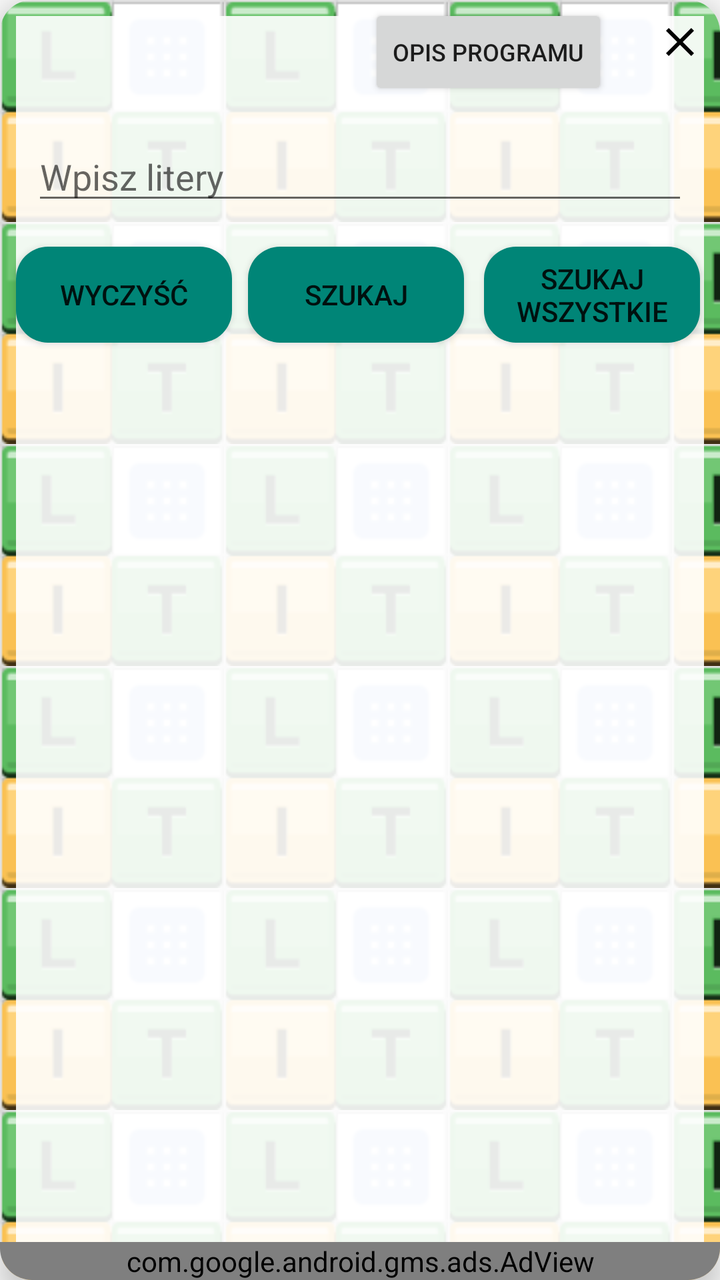
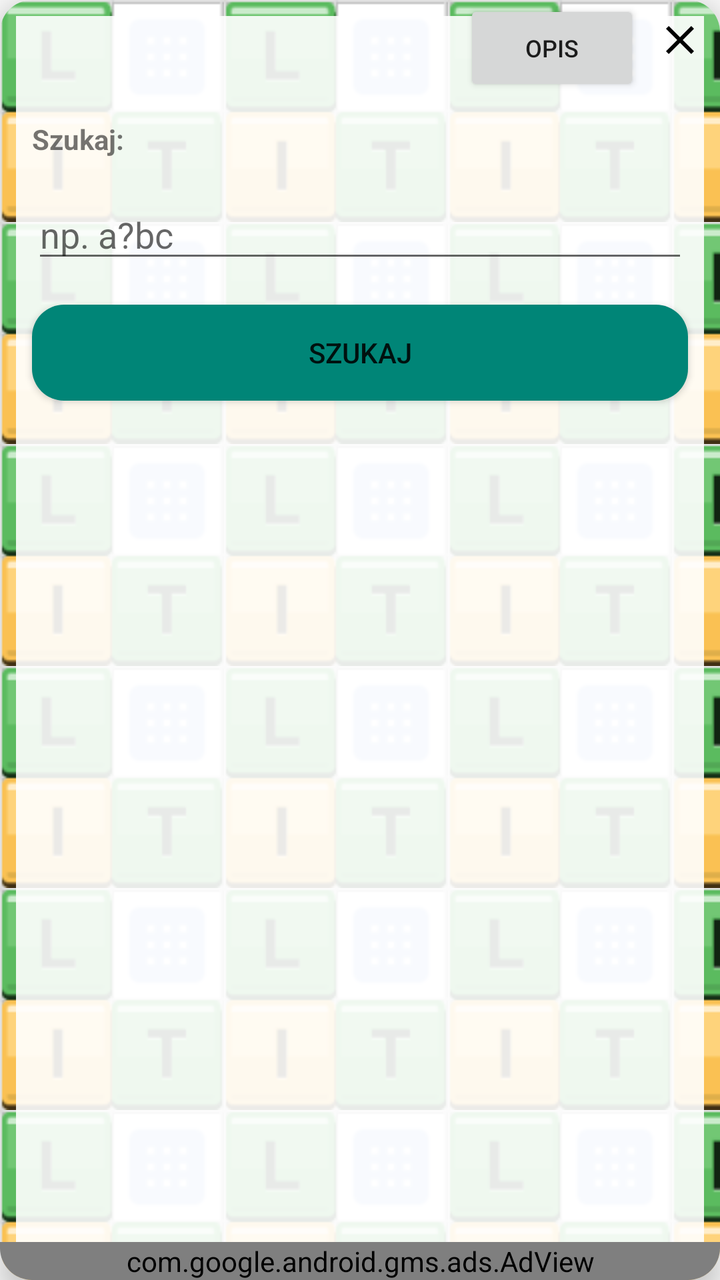

Screens rendered from an Android XML layout before and after an edit, with the pre-edit source and the edit as a unified diff.
<!-- AndroidManifest.xml: application theme Theme.AppCompat.DayNight.NoActionBar -->
<!-- res/layout/activity_main.xml -->
<?xml version="1.0" encoding="utf-8"?>
<androidx.cardview.widget.CardView xmlns:android="http://schemas.android.com/apk/res/android"
    xmlns:app="http://schemas.android.com/apk/res-auto"
    xmlns:ads="http://schemas.android.com/apk/res-auto"
    android:layout_width="match_parent"
    android:layout_height="match_parent"
    android:layout_margin="16dp"
    app:cardCornerRadius="16dp"
    app:cardElevation="8dp"
    app:cardBackgroundColor="#FFFFFF">

    <androidx.constraintlayout.widget.ConstraintLayout
        android:id="@+id/mainLayout"
        android:layout_width="match_parent"
        android:layout_height="match_parent"
        android:background="@drawable/background">

        <ImageButton
            android:id="@+id/closeButton"
            android:layout_width="wrap_content"
            android:layout_height="wrap_content"
            android:src="@drawable/ic_close"
            android:background="?attr/selectableItemBackgroundBorderless"
            android:contentDescription="@string/close_button"
            android:onClick="onCloseButtonClick"
            android:padding="8dp"
            android:layout_marginTop="@dimen/close_button_top_margin"
            app:layout_constraintEnd_toEndOf="parent"
            app:layout_constraintTop_toTopOf="parent" />

        <Button
            android:id="@+id/showDescriptionButton"
            android:layout_width="wrap_content"
            android:layout_height="wrap_content"
            android:layout_marginEnd="16dp"
            android:text="Opis Programu"
            android:textSize="12sp"
            app:layout_constraintEnd_toStartOf="@id/closeButton"
            app:layout_constraintTop_toTopOf="@id/closeButton"
            android:layout_marginTop="@dimen/close_button_top_margin" />

        <TextView
            android:id="@+id/programDescription"
            android:layout_width="0dp"
            android:layout_height="wrap_content"
            android:padding="16dp"
            android:text="@string/program_description_html"
            android:textColor="#FFFFFF"
            android:visibility="gone"
            app:layout_constraintEnd_toEndOf="parent"
            app:layout_constraintStart_toStartOf="parent"
            app:layout_constraintTop_toBottomOf="@id/showDescriptionButton"
            android:layout_marginTop="16dp" />

        <ProgressBar
            android:id="@+id/progressBar"
            style="?android:attr/progressBarStyleHorizontal"
            android:layout_width="0dp"
            android:layout_height="wrap_content"
            android:layout_marginStart="16dp"
            android:layout_marginTop="8dp"
            android:layout_marginEnd="16dp"
            android:visibility="gone"
            app:layout_constraintEnd_toEndOf="parent"
            app:layout_constraintStart_toStartOf="parent"
            app:layout_constraintTop_toBottomOf="@id/programDescription" />

        <EditText
            android:id="@+id/inputField"
            android:layout_width="0dp"
            android:layout_height="wrap_content"
            android:layout_marginStart="16dp"
            android:layout_marginTop="16dp"
            android:layout_marginEnd="16dp"
            android:hint="Wpisz litery"
            android:inputType="textNoSuggestions"
            app:layout_constraintEnd_toEndOf="parent"
            app:layout_constraintStart_toStartOf="parent"
            app:layout_constraintTop_toBottomOf="@id/progressBar" />

        <Button
            android:id="@+id/clearButton"
            android:layout_width="0dp"
            android:layout_height="wrap_content"
            android:layout_marginStart="8dp"
            android:layout_marginTop="16dp"
            android:background="@drawable/button_background"
            android:text="Wyczyść"
            app:layout_constraintStart_toStartOf="parent"
            app:layout_constraintTop_toBottomOf="@id/inputField"
            app:layout_constraintWidth_percent="0.3" />

        <Button
            android:id="@+id/searchFromAllButton"
            android:layout_width="0dp"
            android:layout_height="wrap_content"
            android:layout_marginStart="8dp"
            android:layout_marginTop="16dp"
            android:background="@drawable/button_background"
            android:text="Szukaj"
            app:layout_constraintStart_toEndOf="@id/clearButton"
            app:layout_constraintTop_toBottomOf="@id/inputField"
            app:layout_constraintWidth_percent="0.3" />

        <Button
            android:id="@+id/searchAllButton"
            android:layout_width="0dp"
            android:layout_height="wrap_content"
            android:layout_marginStart="8dp"
            android:layout_marginTop="16dp"
            android:layout_marginEnd="8dp"
            android:background="@drawable/button_background"
            android:text="Szukaj wszystkie"
            app:layout_constraintEnd_toEndOf="parent"
            app:layout_constraintStart_toEndOf="@id/searchFromAllButton"
            app:layout_constraintTop_toBottomOf="@id/inputField"
            app:layout_constraintWidth_percent="0.3" />

        <ListView
            android:id="@+id/wordList"
            android:layout_width="0dp"
            android:layout_height="0dp"
            android:layout_margin="16dp"
            app:layout_constraintBottom_toTopOf="@+id/infoLabel"
            app:layout_constraintEnd_toEndOf="parent"
            app:layout_constraintStart_toStartOf="parent"
            app:layout_constraintTop_toBottomOf="@id/searchAllButton" />

        <TextView
            android:id="@+id/infoLabel"
            android:layout_width="0dp"
            android:layout_height="wrap_content"
            android:layout_margin="16dp"
            android:text=""
            android:textAlignment="center"
            android:textColor="@android:color/holo_green_dark"
            app:layout_constraintBottom_toTopOf="@+id/adView"
            app:layout_constraintEnd_toEndOf="parent"
            app:layout_constraintStart_toStartOf="parent" />

        <com.google.android.gms.ads.AdView
            android:id="@+id/adView"
            android:layout_width="match_parent"
            android:layout_height="wrap_content"
            ads:adSize="BANNER"
            ads:adUnitId="ca-app-pub-3940256099942544/6300978111"
            app:layout_constraintBottom_toBottomOf="parent"
            app:layout_constraintEnd_toEndOf="parent"
            app:layout_constraintStart_toStartOf="parent" />

        <WebView
            android:id="@+id/webView"
            android:layout_width="match_parent"
            android:layout_height="match_parent"
            android:visibility="gone" />

        <Button
            android:id="@+id/closeWebViewButton"
            android:layout_width="wrap_content"
            android:layout_height="wrap_content"
            android:text="Zamknij"
            android:layout_marginTop="16dp"
            android:visibility="gone"
            app:layout_constraintTop_toTopOf="parent"
            app:layout_constraintEnd_toEndOf="parent"/>
    </androidx.constraintlayout.widget.ConstraintLayout>
</androidx.cardview.widget.CardView>
<!-- resources referenced by this layout -->
<resources>
  <dimen name="close_button_top_margin">1dp</dimen>
  <!-- drawable background (drawable) -->
  <layer-list xmlns:android="http://schemas.android.com/apk/res/android">
      <item>
          <bitmap
              android:src="@drawable/literaki_plansza"
              android:tileMode="repeat"
              android:gravity="top|left" />
      </item>
      <item android:bottom="8dp" android:left="8dp" android:right="8dp" android:top="8dp">
          <shape android:shape="rectangle">
              <solid android:color="#E6FFFFFF"/>
          </shape>
      </item>
  </layer-list>
  <!-- drawable button_background (drawable) -->
  <shape xmlns:android="http://schemas.android.com/apk/res/android">
      <solid android:color="?android:attr/colorAccent"/>
      <corners android:radius="16dp"/>
  </shape>
  <!-- drawable ic_close (drawable) -->
  <vector xmlns:android="http://schemas.android.com/apk/res/android"
      android:width="24dp"
      android:height="24dp"
      android:viewportWidth="24.0"
      android:viewportHeight="24.0">
  
      <path
          android:fillColor="#FF000000"
          android:pathData="M19,6.41L17.59,5 12,10.59 6.41,5 5,6.41 10.59,12 5,17.59 6.41,19 12,13.41 17.59,19 19,17.59 13.41,12z"/>
  </vector>
  <string name="close_button">Close</string>
  <string name="program_description_html">
  Program LITERA umożliwia wyszukiwanie słów na podstawie wprowadzonych liter i spacji.
  W polu tekstowym możesz wprowadzić litery i maksymalnie jedną spację, z których chcesz ułożyć słowa.
  Po wciśnięciu przycisku SZUKAJ program znajdzie wszystkie słowa, które można ułożyć z wszystkich podanych liter.
  Jeśli wciśniesz przycisk SZUKAJ WSZYSTKIE program znajdzie wszystkie słowa, które można ułożyć z podanych znaków, niekoniecznie z wszystkich.
  Jeśli wśród wpisanych znaków jest spacja program zastępuje ją po kolei wszystkimi literami polskiego alfabetu. Uwaga ! - duża ilość liter i spacja może spowodować długie szukanie słów. Zależy to od szybkości urządzenia.
  
  e-mail: mjk.byteforge@gmail.com
  
  https://www.litera.com.pl/index.html
  
  ## Polityka Prywatności
  
  ### Wprowadzenie
  
  Niniejsza Polityka Prywatności określa zasady korzystania z aplikacji "Literakowanie" (dalej: „Aplikacja”). Prosimy o uważne zapoznanie się z jej treścią, aby zrozumieć, jak działamy w zakresie prywatności i bezpieczeństwa danych.
  
  ### Administrator Danych
  
  Nie zbieramy danych osdobowych. W przypadku pytań kontaktuj się z producentem MJK ByteForge, e-mail: mjk.byteforge@gmail.com.
  
  ### Jakie dane zbieramy?
  
  Nasza aplikacja nie zbiera żadnych danych osobowych od użytkowników.
  
  ### Wykorzystanie danych
  
  Ponieważ nie zbieramy żadnych danych osobowych, nie przechowujemy, nie przetwarzamy ani nie udostępniamy żadnych informacji dotyczących użytkowników naszej aplikacji.
  
  ### Bezpieczeństwo danych
  
  Chociaż nie zbieramy żadnych danych osobowych, stosujemy odpowiednie środki techniczne i organizacyjne, aby zapewnić bezpieczeństwo i integralność aplikacji.
  
  ### Reklamy
  
  Nasza aplikacja może wyświetlać reklamy za pośrednictwem usług takich jak Google AdMob. Reklamy te mogą korzystać z anonimowych danych użytkownika, takich jak identyfikatory urządzeń, aby dostarczać spersonalizowane treści reklamowe. Więcej informacji na temat polityki prywatności Google AdMob można znaleźć w [Polityce Prywatności Google AdMob](https://policies.google.com/privacy).
  
  ### Twoje prawa
  
  Jeżeli masz jakiekolwiek pytania lub wątpliwości dotyczące niniejszej Polityki Prywatności, skontaktuj się z nami pod adresem e-mail: mjk.byteforge@gmail.com.
  
  ### Zmiany w Polityce Prywatności
  
  Zastrzegamy sobie prawo do wprowadzania zmian w niniejszej Polityce Prywatności. Wszelkie zmiany będą publikowane na tej stronie. Zalecamy regularne sprawdzanie tej strony, aby być na bieżąco z wszelkimi zmianami.
  
  ### Kontakt
  
  Jeśli masz jakiekolwiek pytania dotyczące niniejszej Polityki Prywatności, skontaktuj się z nami pod adresem e-mail: mjk.byteforge@gmail.com.
  
  **Data ostatniej aktualizacji: 03.07.2024**
  
      </string>
  <!-- unchanged entries left out for length: 1 -->
</resources>

<!-- the commit's change to res/layout/activity_main.xml (unified diff, before → after) -->
@@ -6,8 +6,7 @@
     android:layout_height="match_parent"
     android:layout_margin="16dp"
     app:cardCornerRadius="16dp"
-    app:cardElevation="8dp"
-    app:cardBackgroundColor="#FFFFFF">
+    app:cardElevation="8dp">
 
     <androidx.constraintlayout.widget.ConstraintLayout
         android:id="@+id/mainLayout"
@@ -15,153 +14,133 @@
         android:layout_height="match_parent"
         android:background="@drawable/background">
 
+        
         <ImageButton
             android:id="@+id/closeButton"
             android:layout_width="wrap_content"
             android:layout_height="wrap_content"
             android:src="@drawable/ic_close"
             android:background="?attr/selectableItemBackgroundBorderless"
-            android:contentDescription="@string/close_button"
-            android:onClick="onCloseButtonClick"
             android:padding="8dp"
-            android:layout_marginTop="@dimen/close_button_top_margin"
             app:layout_constraintEnd_toEndOf="parent"
-            app:layout_constraintTop_toTopOf="parent" />
+            app:layout_constraintTop_toTopOf="parent"/>
 
+        
         <Button
             android:id="@+id/showDescriptionButton"
             android:layout_width="wrap_content"
             android:layout_height="wrap_content"
-            android:layout_marginEnd="16dp"
-            android:text="Opis Programu"
+            android:text="Opis"
             android:textSize="12sp"
             app:layout_constraintEnd_toStartOf="@id/closeButton"
-            app:layout_constraintTop_toTopOf="@id/closeButton"
-            android:layout_marginTop="@dimen/close_button_top_margin" />
+            app:layout_constraintTop_toTopOf="@id/closeButton"/>
 
         <TextView
             android:id="@+id/programDescription"
             android:layout_width="0dp"
             android:layout_height="wrap_content"
-            android:padding="16dp"
+            android:padding="12dp"
             android:text="@string/program_description_html"
-            android:textColor="#FFFFFF"
             android:visibility="gone"
-            app:layout_constraintEnd_toEndOf="parent"
+            app:layout_constraintTop_toBottomOf="@id/showDescriptionButton"
             app:layout_constraintStart_toStartOf="parent"
-            app:layout_constraintTop_toBottomOf="@id/showDescriptionButton"
-            android:layout_marginTop="16dp" />
+            app:layout_constraintEnd_toEndOf="parent"/>
 
+        
         <ProgressBar
             android:id="@+id/progressBar"
             style="?android:attr/progressBarStyleHorizontal"
             android:layout_width="0dp"
             android:layout_height="wrap_content"
+            android:visibility="gone"
+            android:layout_margin="12dp"
+            app:layout_constraintTop_toBottomOf="@id/programDescription"
+            app:layout_constraintStart_toStartOf="parent"
+            app:layout_constraintEnd_toEndOf="parent"/>
+
+        
+        <TextView
+            android:id="@+id/searchLabel"
+            android:layout_width="wrap_content"
+            android:layout_height="wrap_content"
+            android:text="Szukaj:"
+            android:textStyle="bold"
             android:layout_marginStart="16dp"
-            android:layout_marginTop="8dp"
-            android:layout_marginEnd="16dp"
-            android:visibility="gone"
-            app:layout_constraintEnd_toEndOf="parent"
-            app:layout_constraintStart_toStartOf="parent"
-            app:layout_constraintTop_toBottomOf="@id/programDescription" />
+            android:layout_marginTop="12dp"
+            app:layout_constraintTop_toBottomOf="@id/progressBar"
+            app:layout_constraintStart_toStartOf="parent"/>
 
+        
         <EditText
             android:id="@+id/inputField"
             android:layout_width="0dp"
             android:layout_height="wrap_content"
-            android:layout_marginStart="16dp"
-            android:layout_marginTop="16dp"
-            android:layout_marginEnd="16dp"
-            android:hint="Wpisz litery"
+            android:hint="np. a?bc"
             android:inputType="textNoSuggestions"
+            app:layout_constraintTop_toBottomOf="@id/searchLabel"
+            app:layout_constraintStart_toStartOf="parent"
             app:layout_constraintEnd_toEndOf="parent"
-            app:layout_constraintStart_toStartOf="parent"
-            app:layout_constraintTop_toBottomOf="@id/progressBar" />
+            android:layout_margin="16dp"/>
 
-        <Button
-            android:id="@+id/clearButton"
-            android:layout_width="0dp"
-            android:layout_height="wrap_content"
-            android:layout_marginStart="8dp"
-            android:layout_marginTop="16dp"
-            android:background="@drawable/button_background"
-            android:text="Wyczyść"
-            app:layout_constraintStart_toStartOf="parent"
-            app:layout_constraintTop_toBottomOf="@id/inputField"
-            app:layout_constraintWidth_percent="0.3" />
-
+        
         <Button
             android:id="@+id/searchFromAllButton"
             android:layout_width="0dp"
             android:layout_height="wrap_content"
-            android:layout_marginStart="8dp"
-            android:layout_marginTop="16dp"
+            android:text="Szukaj"
             android:background="@drawable/button_background"
-            android:text="Szukaj"
-            app:layout_constraintStart_toEndOf="@id/clearButton"
+            android:layout_margin="16dp"
             app:layout_constraintTop_toBottomOf="@id/inputField"
-            app:layout_constraintWidth_percent="0.3" />
+            app:layout_constraintStart_toStartOf="parent"
+            app:layout_constraintEnd_toEndOf="parent"/>
 
-        <Button
-            android:id="@+id/searchAllButton"
-            android:layout_width="0dp"
-            android:layout_height="wrap_content"
-            android:layout_marginStart="8dp"
-            android:layout_marginTop="16dp"
-            android:layout_marginEnd="8dp"
-            android:background="@drawable/button_background"
-            android:text="Szukaj wszystkie"
-            app:layout_constraintEnd_toEndOf="parent"
-            app:layout_constraintStart_toEndOf="@id/searchFromAllButton"
-            app:layout_constraintTop_toBottomOf="@id/inputField"
-            app:layout_constraintWidth_percent="0.3" />
-
+        
         <ListView
             android:id="@+id/wordList"
             android:layout_width="0dp"
             android:layout_height="0dp"
             android:layout_margin="16dp"
-            app:layout_constraintBottom_toTopOf="@+id/infoLabel"
-            app:layout_constraintEnd_toEndOf="parent"
+            app:layout_constraintTop_toBottomOf="@id/searchFromAllButton"
+            app:layout_constraintBottom_toTopOf="@id/infoLabel"
             app:layout_constraintStart_toStartOf="parent"
-            app:layout_constraintTop_toBottomOf="@id/searchAllButton" />
+            app:layout_constraintEnd_toEndOf="parent"/>
 
+        
         <TextView
             android:id="@+id/infoLabel"
             android:layout_width="0dp"
             android:layout_height="wrap_content"
-            android:layout_margin="16dp"
             android:text=""
             android:textAlignment="center"
-            android:textColor="@android:color/holo_green_dark"
-            app:layout_constraintBottom_toTopOf="@+id/adView"
-            app:layout_constraintEnd_toEndOf="parent"
-            app:layout_constraintStart_toStartOf="parent" />
+            android:layout_margin="12dp"
+            app:layout_constraintBottom_toTopOf="@id/adView"
+            app:layout_constraintStart_toStartOf="parent"
+            app:layout_constraintEnd_toEndOf="parent"/>
 
+        
         <com.google.android.gms.ads.AdView
             android:id="@+id/adView"
             android:layout_width="match_parent"
             android:layout_height="wrap_content"
             ads:adSize="BANNER"
             ads:adUnitId="ca-app-pub-3940256099942544/6300978111"
-            app:layout_constraintBottom_toBottomOf="parent"
-            app:layout_constraintEnd_toEndOf="parent"
-            app:layout_constraintStart_toStartOf="parent" />
+            app:layout_constraintBottom_toBottomOf="parent"/>
 
+        
         <WebView
             android:id="@+id/webView"
             android:layout_width="match_parent"
             android:layout_height="match_parent"
-            android:visibility="gone" />
+            android:visibility="gone"/>
 
         <Button
             android:id="@+id/closeWebViewButton"
             android:layout_width="wrap_content"
             android:layout_height="wrap_content"
             android:text="Zamknij"
-            android:layout_marginTop="16dp"
             android:visibility="gone"
             app:layout_constraintTop_toTopOf="parent"
             app:layout_constraintEnd_toEndOf="parent"/>
+
     </androidx.constraintlayout.widget.ConstraintLayout>
 </androidx.cardview.widget.CardView>
<!-- resource entries referenced after the edit -->
@@ -1,6 +1,5 @@
 <!-- resources referenced by this layout -->
 <resources>
-  <dimen name="close_button_top_margin">1dp</dimen>
   <!-- drawable background (drawable) -->
   <layer-list xmlns:android="http://schemas.android.com/apk/res/android">
       <item>
@@ -31,7 +30,6 @@
           android:fillColor="#FF000000"
           android:pathData="M19,6.41L17.59,5 12,10.59 6.41,5 5,6.41 10.59,12 5,17.59 6.41,19 12,13.41 17.59,19 19,17.59 13.41,12z"/>
   </vector>
-  <string name="close_button">Close</string>
   <string name="program_description_html">
   Program LITERA umożliwia wyszukiwanie słów na podstawie wprowadzonych liter i spacji.
   W polu tekstowym możesz wprowadzić litery i maksymalnie jedną spację, z których chcesz ułożyć słowa.
